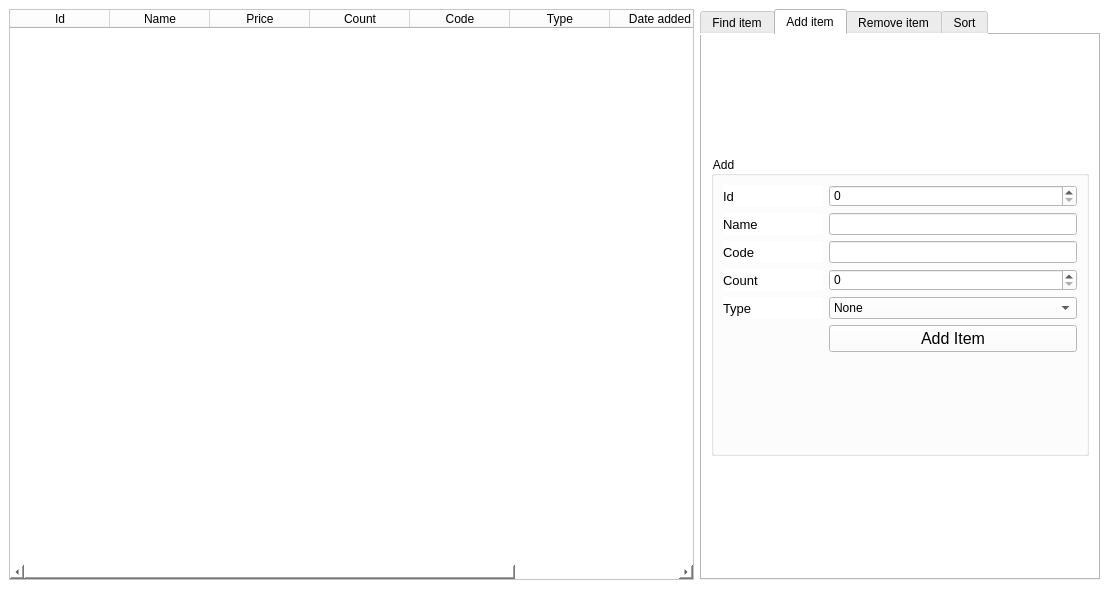
The window that project/mainwindow.ui (MaxLeshchenko06/Project-qt) describes before a commit, drawn with Qt 5.
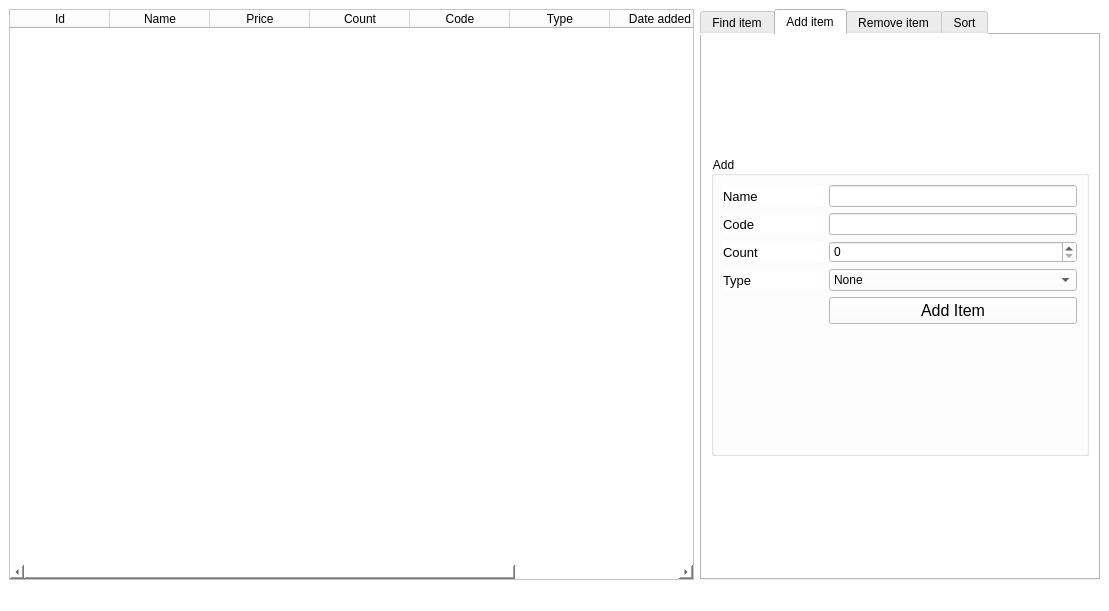
The same window after the commit. The open tabs and pages were chosen to show the change.

The edit to the form file:
```diff
--- a/project/mainwindow.ui
+++ b/project/mainwindow.ui
@@ -535,31 +535,6 @@
           </property>
           <layout class="QFormLayout" name="formLayout_3">
            <item row="0" column="0">
-            <widget class="QLabel" name="label_8">
-             <property name="minimumSize">
-              <size>
-               <width>100</width>
-               <height>0</height>
-              </size>
-             </property>
-             <property name="font">
-              <font>
-               <pointsize>10</pointsize>
-              </font>
-             </property>
-             <property name="text">
-              <string>Id</string>
-             </property>
-            </widget>
-           </item>
-           <item row="0" column="1">
-            <widget class="QSpinBox" name="spinBox_3">
-             <property name="maximum">
-              <number>99999999</number>
-             </property>
-            </widget>
-           </item>
-           <item row="1" column="0">
             <widget class="QLabel" name="label_9">
              <property name="minimumSize">
               <size>
@@ -577,10 +552,10 @@
              </property>
             </widget>
            </item>
-           <item row="1" column="1">
+           <item row="0" column="1">
             <widget class="QLineEdit" name="lineEdit_3"/>
            </item>
-           <item row="2" column="0">
+           <item row="1" column="0">
             <widget class="QLabel" name="label_10">
              <property name="minimumSize">
               <size>
@@ -598,10 +573,10 @@
              </property>
             </widget>
            </item>
-           <item row="2" column="1">
+           <item row="1" column="1">
             <widget class="QLineEdit" name="lineEdit_4"/>
            </item>
-           <item row="3" column="0">
+           <item row="2" column="0">
             <widget class="QLabel" name="label_11">
              <property name="minimumSize">
               <size>
@@ -619,14 +594,14 @@
              </property>
             </widget>
            </item>
-           <item row="3" column="1">
+           <item row="2" column="1">
             <widget class="QSpinBox" name="spinBox_4">
              <property name="maximum">
               <number>99999999</number>
              </property>
             </widget>
            </item>
-           <item row="4" column="0">
+           <item row="3" column="0">
             <widget class="QLabel" name="label_13">
              <property name="minimumSize">
               <size>
@@ -644,7 +619,7 @@
              </property>
             </widget>
            </item>
-           <item row="4" column="1">
+           <item row="3" column="1">
             <widget class="QComboBox" name="comboBox_2">
              <item>
               <property name="text">
@@ -663,7 +638,7 @@
              </item>
             </widget>
            </item>
-           <item row="5" column="1">
+           <item row="4" column="1">
             <widget class="QPushButton" name="pushButton_4">
              <property name="font">
               <font>
```
Left out of the diff: 117 changed lines with no effect on the pictures.
